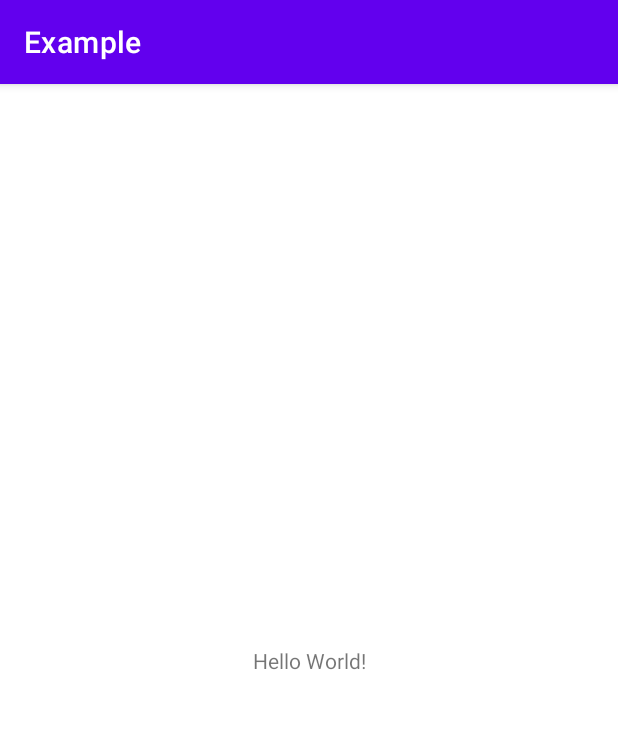
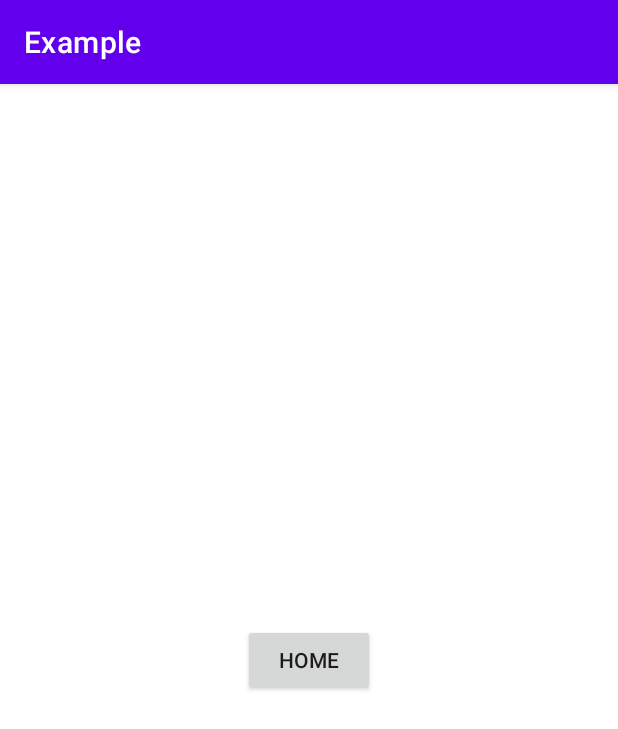
Before and after one commit to AlexGuevar/Example, an Android app: the screen it shows after launch (MainActivity), on a phone screen of 412 x 824 dp. Shown: the top 729 px of the screen. Run offline under Robolectric (Android 15) with nearby library versions, the phone set to English and light mode, and no system bars.

Commit message:
navegación entre actividades

```diff
--- a/app/build.gradle
+++ b/app/build.gradle
@@ -30,8 +30,9 @@ android {
         jvmTarget = '1.8'
     }
     buildFeatures {
-        viewBinding true
+        viewBinding =  true
     }
+
 }
 
 dependencies {
--- a/app/src/main/java/com/killacorp/example/MainActivity.kt
+++ b/app/src/main/java/com/killacorp/example/MainActivity.kt
@@ -1,12 +1,22 @@
 package com.killacorp.example
 
+import android.content.Intent
 import androidx.appcompat.app.AppCompatActivity
 import android.os.Bundle
+import com.killacorp.example.databinding.ActivityMainBinding
 
 class MainActivity : AppCompatActivity() {
+
+    lateinit var layout: ActivityMainBinding
+
     override fun onCreate(savedInstanceState: Bundle?) {
+        layout = ActivityMainBinding.inflate(layoutInflater)
         super.onCreate(savedInstanceState)
-        setContentView(R.layout.activity_main)
-       //first commit
+        setContentView(layout.root)
+        layout.button.setOnClickListener {
+            startActivity(
+                Intent(this,HomeActivity::class.java)
+            )
+        }
     }
 }
--- a/app/src/main/res/layout/activity_main.xml
+++ b/app/src/main/res/layout/activity_main.xml
@@ -6,13 +6,14 @@
     android:layout_height="match_parent"
     tools:context=".MainActivity">
 
-    <TextView
+
+    <Button
+        android:id="@+id/button"
         android:layout_width="wrap_content"
         android:layout_height="wrap_content"
-        android:text="Hello World!"
+        android:text="Home"
         app:layout_constraintBottom_toBottomOf="parent"
         app:layout_constraintEnd_toEndOf="parent"
         app:layout_constraintStart_toStartOf="parent"
         app:layout_constraintTop_toTopOf="parent" />
-
 </androidx.constraintlayout.widget.ConstraintLayout>
```
